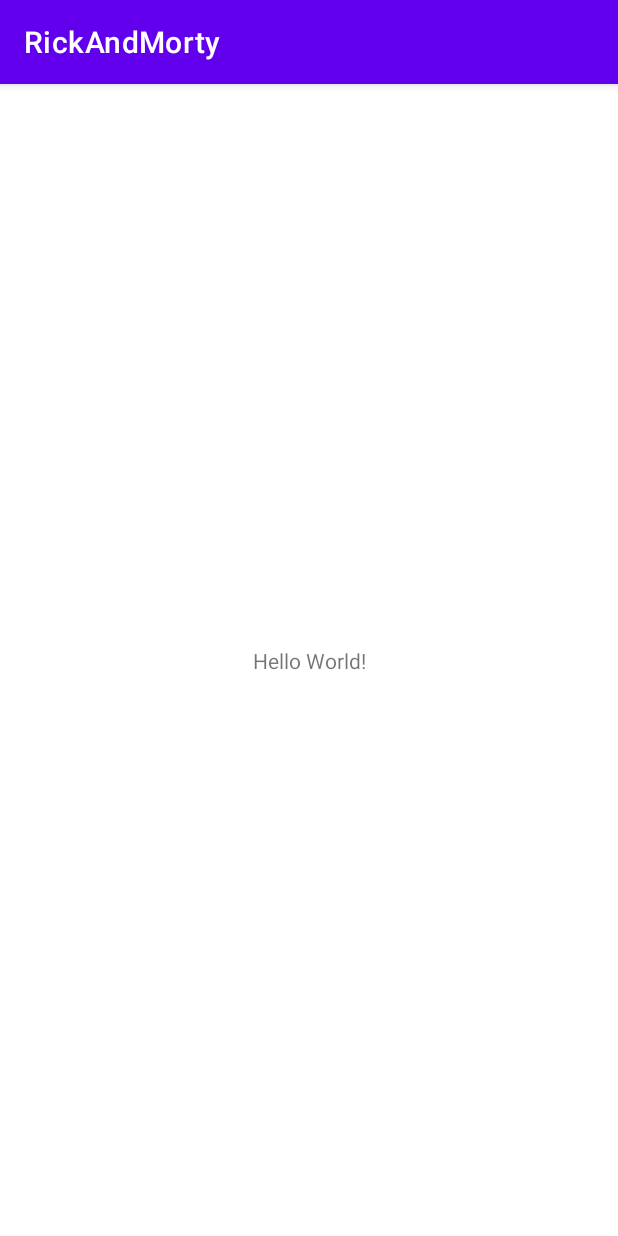
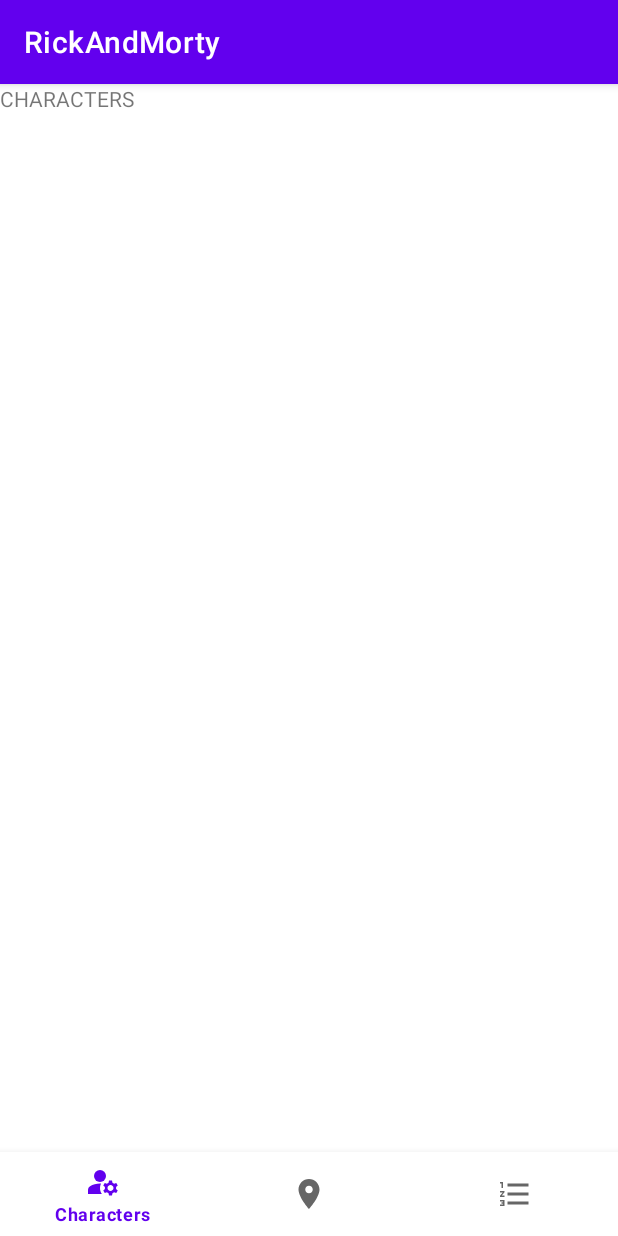
Before and after one commit to DeFauste/Rick-Morty, an Android app: the screen it shows after launch (MainActivity), on a phone screen of 412 x 824 dp. Run offline under Robolectric (Android 15) with nearby library versions, the phone set to English and light mode, and no system bars; our stand-ins replace navigation-ui.

Commit message:
add: navigation fragment

```diff
--- /dev/null
+++ b/RickAndMorty/app/src/main/java/com/example/rickandmorty/Characters.kt
@@ -0,0 +1,60 @@
+package com.example.rickandmorty
+
+import android.os.Bundle
+import android.view.LayoutInflater
+import android.view.View
+import android.view.ViewGroup
+import androidx.fragment.app.Fragment
+
+// TODO: Rename parameter arguments, choose names that match
+// the fragment initialization parameters, e.g. ARG_ITEM_NUMBER
+private const val ARG_PARAM1 = "param1"
+private const val ARG_PARAM2 = "param2"
+
+/**
+ * A simple [Fragment] subclass.
+ * Use the [Characters.newInstance] factory method to
+ * create an instance of this fragment.
+ */
+class Characters : Fragment() {
+    // TODO: Rename and change types of parameters
+    private var param1: String? = null
+    private var param2: String? = null
+
+    override fun onCreate(savedInstanceState: Bundle?) {
+        super.onCreate(savedInstanceState)
+        arguments?.let {
+            param1 = it.getString(ARG_PARAM1)
+            param2 = it.getString(ARG_PARAM2)
+        }
+    }
+
+    override fun onCreateView(
+        inflater: LayoutInflater,
+        container: ViewGroup?,
+        savedInstanceState: Bundle?
+    ): View? {
+        // Inflate the layout for this fragment
+        return inflater.inflate(R.layout.fragment_characters, container, false)
+    }
+
+    companion object {
+        /**
+         * Use this factory method to create a new instance of
+         * this fragment using the provided parameters.
+         *
+         * @param param1 Parameter 1.
+         * @param param2 Parameter 2.
+         * @return A new instance of fragment Characters.
+         */
+        // TODO: Rename and change types and number of parameters
+        @JvmStatic
+        fun newInstance(param1: String, param2: String) =
+            Characters().apply {
+                arguments = Bundle().apply {
+                    putString(ARG_PARAM1, param1)
+                    putString(ARG_PARAM2, param2)
+                }
+            }
+    }
+}
--- a/RickAndMorty/app/src/main/java/com/example/rickandmorty/MainActivity.kt
+++ b/RickAndMorty/app/src/main/java/com/example/rickandmorty/MainActivity.kt
@@ -1,11 +1,36 @@
 package com.example.rickandmorty
 
+import android.content.Context
 import android.os.Bundle
+import android.view.MotionEvent
+import android.view.inputmethod.InputMethodManager
 import androidx.appcompat.app.AppCompatActivity
+import androidx.navigation.findNavController
+import androidx.navigation.fragment.NavHostFragment
+import androidx.navigation.ui.setupWithNavController
+import com.example.rickandmorty.databinding.ActivityMainBinding
 
 class MainActivity : AppCompatActivity() {
+    private lateinit var binding: ActivityMainBinding
+
     override fun onCreate(savedInstanceState: Bundle?) {
         super.onCreate(savedInstanceState)
-        setContentView(R.layout.activity_main)
+        binding = ActivityMainBinding.inflate(layoutInflater)
+        setContentView(binding.root)
+
+        val navHostFragment =
+            supportFragmentManager.findFragmentById(R.id.nav_host_fragment) as NavHostFragment
+        val navController = navHostFragment.navController
+
+        val bottomNavigationView = binding.bottomNavigation
+        bottomNavigationView.setupWithNavController(navController)
+    }
+
+    override fun dispatchTouchEvent(ev: MotionEvent?): Boolean {
+        if (currentFocus != null) {
+            val imm = this.getSystemService(Context.INPUT_METHOD_SERVICE) as InputMethodManager
+            imm.hideSoftInputFromWindow(this.currentFocus!!.windowToken, 0)
+        }
+        return super.dispatchTouchEvent(ev)
     }
 }
--- /dev/null
+++ b/RickAndMorty/app/src/main/res/drawable/ic_char_demo.xml
@@ -0,0 +1,16 @@
+<vector xmlns:android="http://schemas.android.com/apk/res/android"
+    android:width="24dp"
+    android:height="24dp"
+    android:viewportWidth="24"
+    android:viewportHeight="24"
+    android:tint="?attr/colorControlNormal">
+  <path
+      android:fillColor="@android:color/white"
+      android:pathData="M10,8m-4,0a4,4 0,1 1,8 0a4,4 0,1 1,-8 0"/>
+  <path
+      android:fillColor="@android:color/white"
+      android:pathData="M10.67,13.02C10.45,13.01 10.23,13 10,13c-2.42,0 -4.68,0.67 -6.61,1.82C2.51,15.34 2,16.32 2,17.35V20h9.26C10.47,18.87 10,17.49 10,16C10,14.93 10.25,13.93 10.67,13.02z"/>
+  <path
+      android:fillColor="@android:color/white"
+      android:pathData="M20.75,16c0,-0.22 -0.03,-0.42 -0.06,-0.63l1.14,-1.01l-1,-1.73l-1.45,0.49c-0.32,-0.27 -0.68,-0.48 -1.08,-0.63L18,11h-2l-0.3,1.49c-0.4,0.15 -0.76,0.36 -1.08,0.63l-1.45,-0.49l-1,1.73l1.14,1.01c-0.03,0.21 -0.06,0.41 -0.06,0.63s0.03,0.42 0.06,0.63l-1.14,1.01l1,1.73l1.45,-0.49c0.32,0.27 0.68,0.48 1.08,0.63L16,21h2l0.3,-1.49c0.4,-0.15 0.76,-0.36 1.08,-0.63l1.45,0.49l1,-1.73l-1.14,-1.01C20.72,16.42 20.75,16.22 20.75,16zM17,18c-1.1,0 -2,-0.9 -2,-2s0.9,-2 2,-2s2,0.9 2,2S18.1,18 17,18z"/>
+</vector>
--- /dev/null
+++ b/RickAndMorty/app/src/main/res/drawable/ic_epis_demo.xml
@@ -0,0 +1,10 @@
+<vector xmlns:android="http://schemas.android.com/apk/res/android"
+    android:width="24dp"
+    android:height="24dp"
+    android:viewportWidth="24"
+    android:viewportHeight="24"
+    android:tint="?attr/colorControlNormal">
+  <path
+      android:fillColor="@android:color/white"
+      android:pathData="M2,17h2v0.5L3,17.5v1h1v0.5L2,19v1h3v-4L2,16v1zM3,8h1L4,4L2,4v1h1v3zM2,11h1.8L2,13.1v0.9h3v-1L3.2,13L5,10.9L5,10L2,10v1zM7,5v2h14L21,5L7,5zM7,19h14v-2L7,17v2zM7,13h14v-2L7,11v2z"/>
+</vector>
--- /dev/null
+++ b/RickAndMorty/app/src/main/res/drawable/ic_loc_demo.xml
@@ -0,0 +1,10 @@
+<vector xmlns:android="http://schemas.android.com/apk/res/android"
+    android:width="24dp"
+    android:height="24dp"
+    android:viewportWidth="24"
+    android:viewportHeight="24"
+    android:tint="?attr/colorControlNormal">
+  <path
+      android:fillColor="@android:color/white"
+      android:pathData="M12,2C8.13,2 5,5.13 5,9c0,5.25 7,13 7,13s7,-7.75 7,-13c0,-3.87 -3.13,-7 -7,-7zM12,11.5c-1.38,0 -2.5,-1.12 -2.5,-2.5s1.12,-2.5 2.5,-2.5 2.5,1.12 2.5,2.5 -1.12,2.5 -2.5,2.5z"/>
+</vector>
--- a/RickAndMorty/app/src/main/res/layout/activity_main.xml
+++ b/RickAndMorty/app/src/main/res/layout/activity_main.xml
@@ -6,13 +6,28 @@
     android:layout_height="match_parent"
     tools:context=".MainActivity">
 
-    <TextView
-        android:layout_width="wrap_content"
-        android:layout_height="wrap_content"
-        android:text="Hello World!"
-        app:layout_constraintBottom_toBottomOf="parent"
+    <androidx.fragment.app.FragmentContainerView
+        android:id="@+id/nav_host_fragment"
+        android:name="androidx.navigation.fragment.NavHostFragment"
+        android:layout_width="0dp"
+        android:layout_height="0dp"
+        app:defaultNavHost="true"
+        app:layout_constraintBottom_toTopOf="@+id/bottom_navigation"
         app:layout_constraintLeft_toLeftOf="parent"
         app:layout_constraintRight_toRightOf="parent"
-        app:layout_constraintTop_toTopOf="parent" />
+
+        app:layout_constraintTop_toTopOf="parent"
+        app:navGraph="@navigation/navigation" />
+
+    <com.google.android.material.bottomnavigation.BottomNavigationView
+        android:id="@+id/bottom_navigation"
+        android:layout_width="match_parent"
+        android:layout_height="wrap_content"
+        app:labelVisibilityMode="selected"
+        app:menu="@menu/bottom_navigation"
+        app:layout_constraintTop_toBottomOf="@+id/nav_host_fragment"
+        app:layout_constraintBottom_toBottomOf="parent"
+        app:layout_constraintEnd_toEndOf="parent"
+        app:layout_constraintStart_toStartOf="parent" />
 
 </androidx.constraintlayout.widget.ConstraintLayout>
--- /dev/null
+++ b/RickAndMorty/app/src/main/res/layout/fragment_characters.xml
@@ -0,0 +1,14 @@
+<?xml version="1.0" encoding="utf-8"?>
+<FrameLayout xmlns:android="http://schemas.android.com/apk/res/android"
+    xmlns:tools="http://schemas.android.com/tools"
+    android:layout_width="match_parent"
+    android:layout_height="match_parent"
+    tools:context=".Characters">
+
+    <!-- TODO: Update blank fragment layout -->
+    <TextView
+        android:layout_width="match_parent"
+        android:layout_height="match_parent"
+        android:text="CHARACTERS" />
+
+</FrameLayout>
--- /dev/null
+++ b/RickAndMorty/app/src/main/res/menu/bottom_navigation.xml
@@ -0,0 +1,15 @@
+<?xml version="1.0" encoding="utf-8"?>
+<menu xmlns:android="http://schemas.android.com/apk/res/android">
+    <item
+        android:id="@+id/characters_frag"
+        android:icon="@drawable/ic_char_demo"
+        android:title="@string/characters" />
+    <item
+        android:id="@+id/episodes_frag"
+        android:icon="@drawable/ic_loc_demo"
+        android:title="@string/locations" />
+    <item
+        android:id="@+id/location_frag"
+        android:icon="@drawable/ic_epis_demo"
+        android:title="@string/episodes" />
+</menu>
--- /dev/null
+++ b/RickAndMorty/app/src/main/res/navigation/navigation.xml
@@ -0,0 +1,23 @@
+<?xml version="1.0" encoding="utf-8"?>
+<navigation xmlns:android="http://schemas.android.com/apk/res/android"
+    xmlns:app="http://schemas.android.com/apk/res-auto"
+    xmlns:tools="http://schemas.android.com/tools"
+    android:id="@+id/navigation"
+    app:startDestination="@id/characters_frag">
+
+    <fragment
+        android:id="@+id/characters_frag"
+        android:name="com.example.rickandmorty.Characters"
+        android:label="fragment_characters"
+        tools:layout="@layout/fragment_characters" />
+    <fragment
+        android:id="@+id/episodes_frag"
+        android:name="com.example.rickandmorty.Episodes"
+        android:label="fragment_episodes"
+        tools:layout="@layout/fragment_episodes" />
+    <fragment
+        android:id="@+id/location_frag"
+        android:name="com.example.rickandmorty.Location"
+        android:label="fragment_location"
+        tools:layout="@layout/fragment_location" />
+</navigation>
--- a/RickAndMorty/app/src/main/res/values/strings.xml
+++ b/RickAndMorty/app/src/main/res/values/strings.xml
@@ -1,3 +1,8 @@
 <resources>
     <string name="app_name">RickAndMorty</string>
+    <!-- TODO: Remove or change this placeholder text -->
+    <string name="hello_blank_fragment">Hello blank fragment</string>
+    <string name="characters">Characters</string>
+    <string name="locations">Locations</string>
+    <string name="episodes">Episodes</string>
 </resources>
--- a/RickAndMorty/build.gradle
+++ b/RickAndMorty/build.gradle
@@ -7,9 +7,9 @@ buildscript {
     dependencies {
         classpath "com.android.tools.build:gradle:7.0.2"
         classpath "org.jetbrains.kotlin:kotlin-gradle-plugin:1.5.31"
-
         // NOTE: Do not place your application dependencies here; they belong
         // in the individual module build.gradle files
+        classpath "androidx.navigation:navigation-safe-args-gradle-plugin:2.3.5"
     }
 }
 
```
Also changed, not shown: RickAndMorty/app/build.gradle (+11 -0 lines), RickAndMorty/app/src/main/java/com/example/rickandmorty/Episodes.kt (added, +60 -0 lines), RickAndMorty/app/src/main/java/com/example/rickandmorty/Location.kt (added, +60 -0 lines), RickAndMorty/app/src/main/res/layout/fragment_episodes.xml (added, +14 -0 lines), RickAndMorty/app/src/main/res/layout/fragment_location.xml (added, +14 -0 lines).
